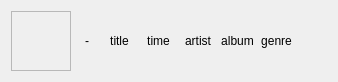
This is CaX/widget/formBottom/listtrackseditor.ui in fsest4u/CaX_03 as Qt 5 draws it before an edit. The edited form follows.
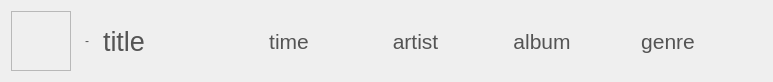
This is the edited form. Icons and pictures are not drawn.

Commit message: apply list track (...ing)

Patch:
```diff
--- a/CaX/widget/formBottom/listtrackseditor.ui
+++ b/CaX/widget/formBottom/listtrackseditor.ui
@@ -6,13 +6,19 @@
    <rect>
     <x>0</x>
     <y>0</y>
-    <width>338</width>
+    <width>773</width>
     <height>78</height>
    </rect>
   </property>
   <property name="windowTitle">
    <string>Form</string>
   </property>
+  <property name="styleSheet">
+   <string notr="true">QLabel
+{
+	color: rgb(84, 84, 84);
+}</string>
+  </property>
   <layout class="QHBoxLayout" name="horizontalLayout">
    <item>
     <widget class="QFrame" name="frameFormCoverArt">
@@ -68,20 +74,38 @@
      <property name="alignment">
       <set>Qt::AlignCenter</set>
      </property>
+     <property name="margin">
+      <number>16</number>
+     </property>
+     <property name="indent">
+      <number>-1</number>
+     </property>
     </widget>
    </item>
    <item>
     <widget class="QLabel" name="labelTitle">
+     <property name="font">
+      <font>
+       <family>Segoe UI</family>
+       <pointsize>20</pointsize>
+      </font>
+     </property>
      <property name="text">
       <string>title</string>
      </property>
      <property name="alignment">
-      <set>Qt::AlignCenter</set>
+      <set>Qt::AlignLeading|Qt::AlignLeft|Qt::AlignVCenter</set>
      </property>
     </widget>
    </item>
    <item>
     <widget class="QLabel" name="labelTime">
+     <property name="font">
+      <font>
+       <family>Segoe UI</family>
+       <pointsize>16</pointsize>
+      </font>
+     </property>
      <property name="text">
       <string>time</string>
      </property>
@@ -92,6 +116,12 @@
    </item>
    <item>
     <widget class="QLabel" name="labelArtist">
+     <property name="font">
+      <font>
+       <family>Segoe UI</family>
+       <pointsize>16</pointsize>
+      </font>
+     </property>
      <property name="text">
       <string>artist</string>
      </property>
@@ -102,6 +132,12 @@
    </item>
    <item>
     <widget class="QLabel" name="labelAlbum">
+     <property name="font">
+      <font>
+       <family>Segoe UI</family>
+       <pointsize>16</pointsize>
+      </font>
+     </property>
      <property name="text">
       <string>album</string>
      </property>
@@ -112,6 +148,12 @@
    </item>
    <item>
     <widget class="QLabel" name="labelGenre">
+     <property name="font">
+      <font>
+       <family>Segoe UI</family>
+       <pointsize>16</pointsize>
+      </font>
+     </property>
      <property name="text">
       <string>genre</string>
      </property>
```
Left out of the diff: 18 changed lines with no effect on the pictures.
